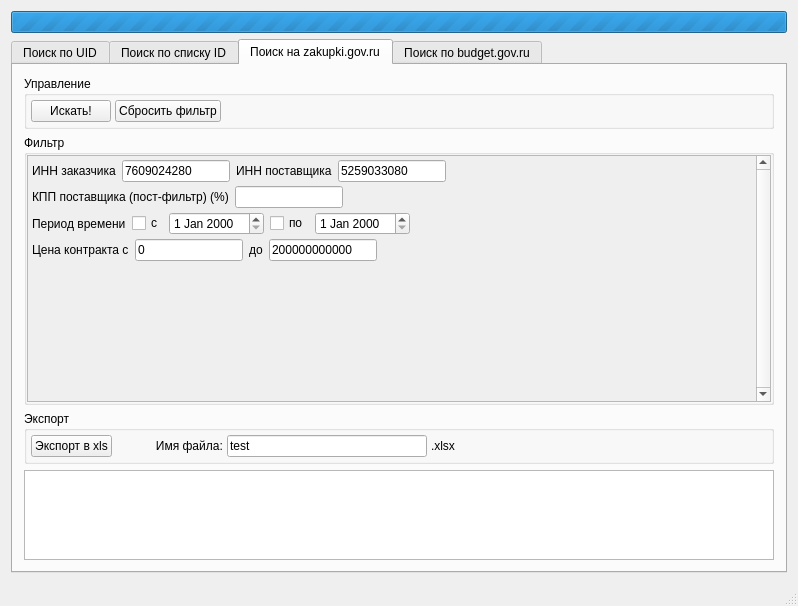
First picture: the form in gov_zakupki/mainwindow.ui, repository celidos/gov_zakupki, before the edit.
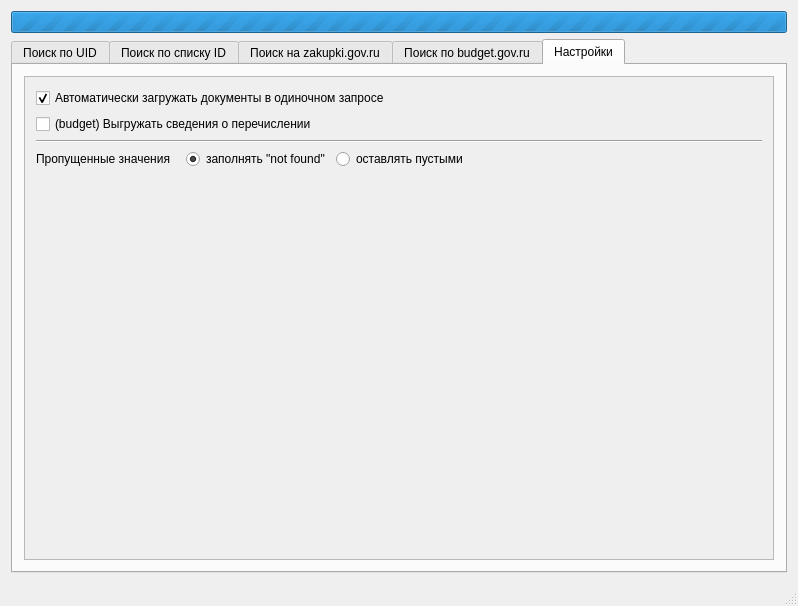
Second picture: the form after the edit.

Diff of the .ui file:
```diff
--- a/gov_zakupki/mainwindow.ui
+++ b/gov_zakupki/mainwindow.ui
@@ -43,7 +43,7 @@
        </size>
       </property>
       <property name="currentIndex">
-       <number>2</number>
+       <number>4</number>
       </property>
       <widget class="QWidget" name="verticalTabWidget_2Page1">
        <attribute name="title">
@@ -111,23 +111,6 @@
                  </property>
                 </spacer>
                </item>
-               <item>
-                <widget class="QCheckBox" name="checkBox_2">
-                 <property name="text">
-                  <string>(budget) Выгружать сведения о перечислении  </string>
-                 </property>
-                </widget>
-               </item>
-               <item>
-                <widget class="QCheckBox" name="checkBox">
-                 <property name="text">
-                  <string>Автоматически загружать документы</string>
-                 </property>
-                 <property name="checked">
-                  <bool>true</bool>
-                 </property>
-                </widget>
-               </item>
               </layout>
              </item>
              <item>
@@ -459,7 +442,7 @@
                     <bool>true</bool>
                    </property>
                    <property name="text">
-                    <string>КПП поставщика (пост-фильтр) (%)</string>
+                    <string>КПП поставщика (пост-фильтр)*</string>
                    </property>
                   </widget>
                  </item>
@@ -1049,6 +1032,110 @@
         </item>
        </layout>
       </widget>
+      <widget class="QWidget" name="tab_4">
+       <attribute name="title">
+        <string>Настройки</string>
+       </attribute>
+       <layout class="QVBoxLayout" name="verticalLayout_12">
+        <item>
+         <widget class="QScrollArea" name="scrollArea_3">
+          <property name="widgetResizable">
+           <bool>true</bool>
+          </property>
+          <widget class="QWidget" name="scrollAreaWidgetContents_3">
+           <property name="geometry">
+            <rect>
+             <x>0</x>
+             <y>0</y>
+             <width>756</width>
+             <height>484</height>
+            </rect>
+           </property>
+           <layout class="QVBoxLayout" name="verticalLayout_11">
+            <item>
+             <widget class="QCheckBox" name="checkBox">
+              <property name="text">
+               <string>Автоматически загружать документы в одиночном запросе</string>
+              </property>
+              <property name="checked">
+               <bool>true</bool>
+              </property>
+             </widget>
+            </item>
+            <item>
+             <widget class="QCheckBox" name="checkBox_2">
+              <property name="text">
+               <string>(budget) Выгружать сведения о перечислении  </string>
+              </property>
+             </widget>
+            </item>
+            <item>
+             <widget class="Line" name="line">
+              <property name="orientation">
+               <enum>Qt::Horizontal</enum>
+              </property>
+             </widget>
+            </item>
+            <item>
+             <layout class="QHBoxLayout" name="horizontalLayout_15">
+              <item>
+               <widget class="QLabel" name="label_3">
+                <property name="text">
+                 <string>Пропущенные значения   </string>
+                </property>
+               </widget>
+              </item>
+              <item>
+               <widget class="QRadioButton" name="radioButton">
+                <property name="text">
+                 <string>заполнять &quot;not found&quot;</string>
+                </property>
+                <property name="checked">
+                 <bool>true</bool>
+                </property>
+               </widget>
+              </item>
+              <item>
+               <widget class="QRadioButton" name="radioButton_2">
+                <property name="text">
+                 <string>оставлять пустыми</string>
+                </property>
+               </widget>
+              </item>
+              <item>
+               <spacer name="horizontalSpacer_10">
+                <property name="orientation">
+                 <enum>Qt::Horizontal</enum>
+                </property>
+                <property name="sizeHint" stdset="0">
+                 <size>
+                  <width>40</width>
+                  <height>20</height>
+                 </size>
+                </property>
+               </spacer>
+              </item>
+             </layout>
+            </item>
+            <item>
+             <spacer name="verticalSpacer_2">
+              <property name="orientation">
+               <enum>Qt::Vertical</enum>
+              </property>
+              <property name="sizeHint" stdset="0">
+               <size>
+                <width>20</width>
+                <height>365</height>
+               </size>
+              </property>
+             </spacer>
+            </item>
+           </layout>
+          </widget>
+         </widget>
+        </item>
+       </layout>
+      </widget>
      </widget>
     </item>
    </layout>
```
Left out of the diff: 17 changed lines with no effect on the pictures.
